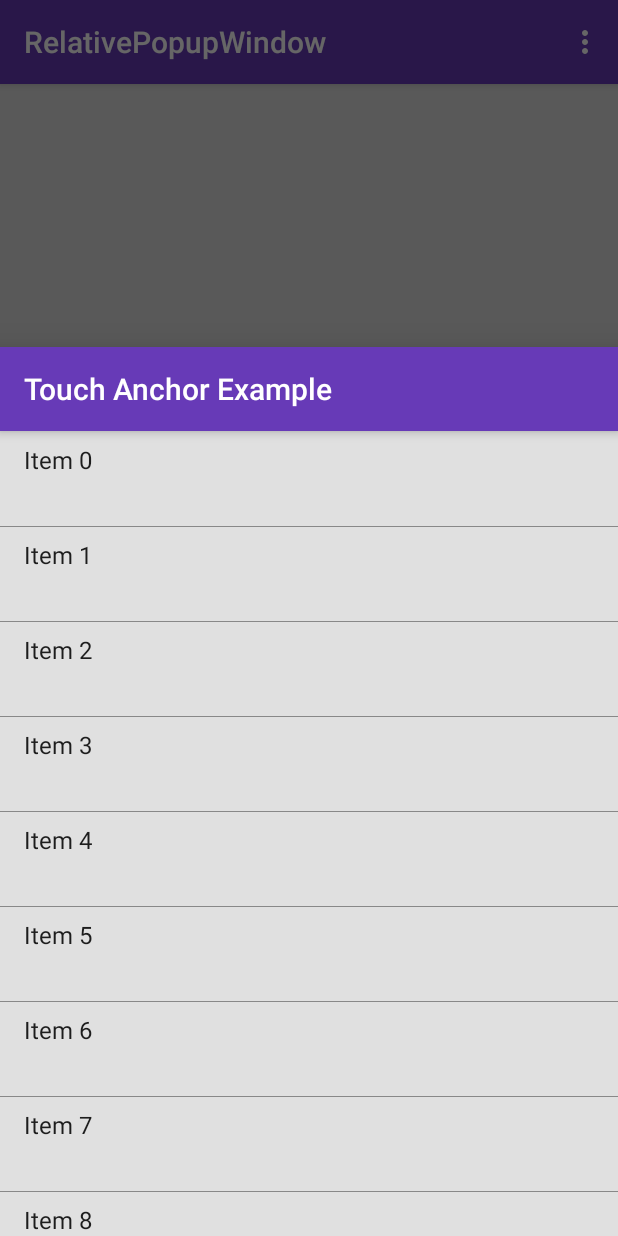
After one commit to kakajika/RelativePopupWindow, an Android app: the fragment TouchAnchorExampleFragment placed in its activity, on a phone screen of 412 x 824 dp. The commit adds this screen. Run offline under Robolectric (Android 15) with nearby library versions, the phone set to English and light mode, and no system bars.

Commit message:
Add example for touch anchor

```diff
--- a/example/src/main/kotlin/com/labo/kaji/relativepopupwindow/example/ExampleActivity.kt
+++ b/example/src/main/kotlin/com/labo/kaji/relativepopupwindow/example/ExampleActivity.kt
@@ -2,6 +2,8 @@ package com.labo.kaji.relativepopupwindow.example
 
 import android.os.Bundle
 import android.util.TypedValue
+import android.view.Menu
+import android.view.MenuItem
 import android.view.ViewGroup
 import android.widget.ArrayAdapter
 import androidx.annotation.ArrayRes
@@ -67,4 +69,18 @@ class ExampleActivity : AppCompatActivity() {
         }
     }
 
+    override fun onCreateOptionsMenu(menu: Menu?): Boolean {
+        menuInflater.inflate(R.menu.activity_menu, menu)
+        return super.onCreateOptionsMenu(menu)
+    }
+
+    override fun onOptionsItemSelected(item: MenuItem?): Boolean {
+        when (item?.itemId) {
+            R.id.action_open_list -> {
+                TouchAnchorExampleFragment().show(supportFragmentManager, "touchAnchor")
+            }
+        }
+        return super.onOptionsItemSelected(item)
+    }
+
 }
--- /dev/null
+++ b/example/src/main/kotlin/com/labo/kaji/relativepopupwindow/example/TouchAnchorExampleFragment.kt
@@ -0,0 +1,96 @@
+package com.labo.kaji.relativepopupwindow.example
+
+import android.annotation.SuppressLint
+import android.graphics.Color
+import android.graphics.PointF
+import android.graphics.drawable.ColorDrawable
+import android.os.Bundle
+import android.util.TypedValue
+import android.view.LayoutInflater
+import android.view.MotionEvent
+import android.view.View
+import android.view.ViewGroup
+import android.widget.TextView
+import androidx.appcompat.view.ContextThemeWrapper
+import androidx.recyclerview.widget.DividerItemDecoration
+import androidx.recyclerview.widget.LinearLayoutManager
+import androidx.recyclerview.widget.RecyclerView
+import com.google.android.material.bottomsheet.BottomSheetDialogFragment
+import com.labo.kaji.relativepopupwindow.RelativePopupWindow
+import kotlinx.android.synthetic.main.fragment_touch_anchor_example.*
+
+class TouchAnchorExampleFragment : BottomSheetDialogFragment() {
+
+    override fun onCreateView(
+        inflater: LayoutInflater,
+        container: ViewGroup?,
+        savedInstanceState: Bundle?
+    ): View? {
+        return inflater
+            .cloneInContext(ContextThemeWrapper(inflater.context, R.style.AppTheme))
+            .inflate(R.layout.fragment_touch_anchor_example, container, false)
+    }
+
+    override fun onViewCreated(view: View, savedInstanceState: Bundle?) {
+        super.onViewCreated(view, savedInstanceState)
+
+        touch_anchor_example_list.run {
+            layoutManager = LinearLayoutManager(context, RecyclerView.VERTICAL, false)
+            adapter = TouchAnchorListAdapter()
+            addItemDecoration(DividerItemDecoration(context, RecyclerView.VERTICAL).apply {
+                setDrawable(ColorDrawable(Color.GRAY))
+            })
+        }
+    }
+
+    private class TouchAnchorListAdapter : RecyclerView.Adapter<TouchAnchorViewHolder>() {
+        override fun getItemCount(): Int {
+            return 100
+        }
+
+        override fun onCreateViewHolder(parent: ViewGroup, viewType: Int): TouchAnchorViewHolder {
+            return TouchAnchorViewHolder(parent)
+        }
+
+        @SuppressLint("SetTextI18n")
+        override fun onBindViewHolder(holder: TouchAnchorViewHolder, position: Int) {
+            holder.text1.text = "Item $position"
+            holder.itemView.setOnClickPositionListener { v, x, y ->
+                val popup = ExampleMenuPopup(v.context).apply {
+                    width = ViewGroup.LayoutParams.WRAP_CONTENT
+                    height = ViewGroup.LayoutParams.WRAP_CONTENT
+                    inflateMenu(R.menu.touch_anchor_item_menu)
+                }
+                val vertPos = RelativePopupWindow.VerticalPosition.ALIGN_TOP
+                val horizPos = RelativePopupWindow.HorizontalPosition.ALIGN_LEFT
+                popup.showOnAnchor(v, vertPos, horizPos, x.toInt(), y.toInt(), true)
+            }
+        }
+    }
+
+    private class TouchAnchorViewHolder(parent: ViewGroup) : RecyclerView.ViewHolder(
+        LayoutInflater
+            .from(parent.context)
+            .inflate(android.R.layout.simple_list_item_2, parent, false)
+    ) {
+        init {
+            val background = TypedValue()
+            itemView.context.theme.resolveAttribute(android.R.attr.selectableItemBackground, background, true)
+            itemView.setBackgroundResource(background.resourceId)
+        }
+        val text1: TextView = itemView.findViewById(android.R.id.text1)
+    }
+}
+
+fun View.setOnClickPositionListener(listener: (v: View, x: Float, y: Float) -> Unit) {
+    var tapPosition = PointF()
+    setOnTouchListener { _, event ->
+        if (event.actionMasked == MotionEvent.ACTION_DOWN) {
+            tapPosition = PointF(event.x, event.y)
+        }
+        false
+    }
+    setOnClickListener { v ->
+        listener(v, tapPosition.x, tapPosition.y)
+    }
+}
--- a/example/src/main/res/layout/activity_example.xml
+++ b/example/src/main/res/layout/activity_example.xml
@@ -9,7 +9,7 @@
     android:paddingLeft="@dimen/activity_horizontal_margin"
     android:paddingRight="@dimen/activity_horizontal_margin"
     android:paddingTop="@dimen/activity_vertical_margin"
-    android:background="#E0E0E0"
+    android:background="@color/colorBackground"
     android:orientation="vertical"
     tools:context=".ExampleActivity">
 
--- /dev/null
+++ b/example/src/main/res/layout/fragment_touch_anchor_example.xml
@@ -0,0 +1,31 @@
+<?xml version="1.0" encoding="utf-8"?>
+<androidx.coordinatorlayout.widget.CoordinatorLayout
+    xmlns:android="http://schemas.android.com/apk/res/android"
+    xmlns:app="http://schemas.android.com/apk/res-auto"
+    android:layout_width="match_parent"
+    android:layout_height="match_parent"
+    android:background="@color/colorBackground"
+    >
+
+    <com.google.android.material.appbar.AppBarLayout
+        android:layout_width="match_parent"
+        android:layout_height="wrap_content"
+        >
+
+        <androidx.appcompat.widget.Toolbar
+            android:layout_width="match_parent"
+            android:layout_height="wrap_content"
+            app:title="Touch Anchor Example"
+            app:titleTextColor="@android:color/white"
+            />
+
+    </com.google.android.material.appbar.AppBarLayout>
+
+    <androidx.recyclerview.widget.RecyclerView
+        android:id="@+id/touch_anchor_example_list"
+        android:layout_width="match_parent"
+        android:layout_height="match_parent"
+        app:layout_behavior="@string/appbar_scrolling_view_behavior"
+        />
+
+</androidx.coordinatorlayout.widget.CoordinatorLayout>
--- /dev/null
+++ b/example/src/main/res/menu/activity_menu.xml
@@ -0,0 +1,13 @@
+<?xml version="1.0" encoding="utf-8"?>
+<menu
+    xmlns:tools="http://schemas.android.com/tools"
+    xmlns:android="http://schemas.android.com/apk/res/android"
+    xmlns:app="http://schemas.android.com/apk/res-auto"
+    tools:ignore="HardcodedText"
+    >
+    <item
+        android:id="@+id/action_open_list"
+        android:title="Touch Anchor Example"
+        app:showAsAction="never"
+        />
+</menu>
--- /dev/null
+++ b/example/src/main/res/menu/touch_anchor_item_menu.xml
@@ -0,0 +1,16 @@
+<?xml version="1.0" encoding="utf-8"?>
+<menu
+    xmlns:tools="http://schemas.android.com/tools"
+    xmlns:android="http://schemas.android.com/apk/res/android"
+    xmlns:app="http://schemas.android.com/apk/res-auto"
+    tools:ignore="HardcodedText"
+    >
+    <item
+        android:title="Like"
+        app:showAsAction="never"
+        />
+    <item
+        android:title="Share"
+        app:showAsAction="never"
+        />
+</menu>
--- a/example/src/main/res/values/colors.xml
+++ b/example/src/main/res/values/colors.xml
@@ -3,4 +3,5 @@
     <color name="colorPrimary">#673AB7</color>
     <color name="colorPrimaryDark">#512DA8</color>
     <color name="colorAccent">#03A9F4</color>
+    <color name="colorBackground">#E0E0E0</color>
 </resources>
```
Also changed, not shown: example/src/main/kotlin/com/labo/kaji/relativepopupwindow/example/ExampleMenuPopup.kt (added, +126 -0 lines), example/src/main/res/layout/popup_menu.xml (added, +16 -0 lines).
